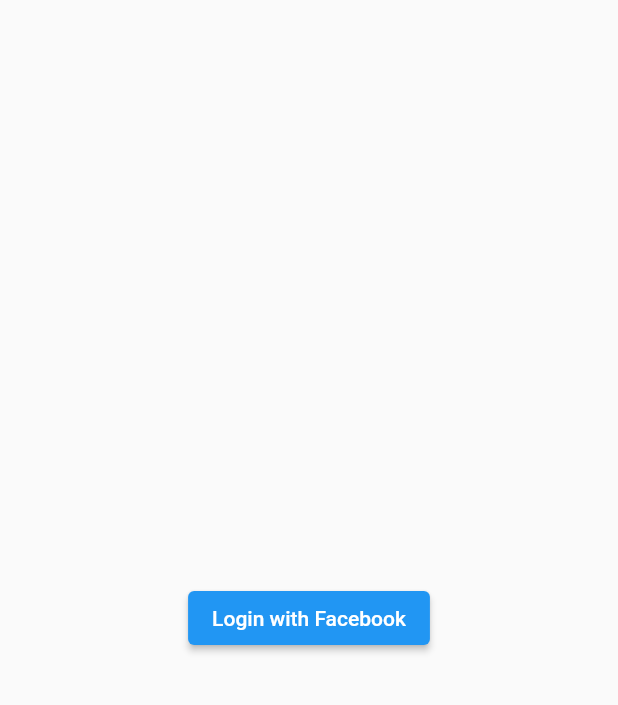
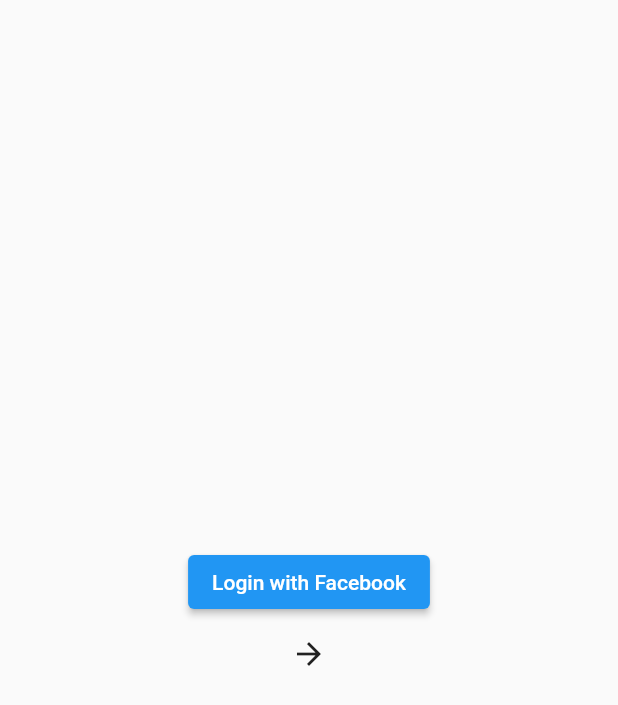
Before and after one commit to Rajkumar07793/mmftest, a Flutter app: the screen it shows after launch, on a phone screen of 412 x 824 dp. Shown: the top 705 px of the screen. Run offline on Flutter 3.47's test engine with Material 2 defaults, Android fonts, the phone set to English and light mode, and no system bars; missing offline and left inert: flutter_facebook_auth.

Commit message:
02-09-2021

```diff
--- a/lib/models/model.dart
+++ b/lib/models/model.dart
@@ -1,22 +1,16 @@
 import 'package:flutter/material.dart';
 
 class MyModel extends ChangeNotifier {
-  dynamic data = {
-    "name": "Open Graph Test User",
-    "email": "open_jygexjs_user@tfbnw.net",
-    "picture": {
-      "data": {
-        "height": 126,
-        "url":
-            "https://scontent.fuio21-1.fna.fbcdn.net/v/t1.30497-1/s200x200/84628273_176159830277856_972693363922829312_n.jpg",
-        "width": 200
-      }
-    },
-    "id": "136742241592917"
-  };
+  dynamic data;
+  // List<bool> selected;
 
   void addData(data) {
     this.data = data;
     notifyListeners();
   }
+
+  // void addSelected(selected) {
+  //   this.selected = selected;
+  //   notifyListeners();
+  // }
 }
--- a/lib/screens/home.dart
+++ b/lib/screens/home.dart
@@ -48,7 +48,13 @@ class _HomeState extends State<Home> {
                 }
               },
               child: Text("Login with Facebook"),
-            )
+            ),
+            IconButton(
+                onPressed: () {
+                  Navigator.of(context).push(
+                      MaterialPageRoute(builder: (context) => BottomTab()));
+                },
+                icon: Icon(Icons.arrow_forward))
           ],
         ),
       ),
--- a/lib/screens/selectedUsers.dart
+++ b/lib/screens/selectedUsers.dart
@@ -22,7 +22,7 @@ class UsersSelected extends StatelessWidget {
                 subtitle: Text(selectedUsers[index]["email"]),
               );
             } else {
-              return null;
+              return SizedBox(height: 0);
             }
           }),
     );
```
Also changed, not shown: lib/screens/fbData.dart (+28 -6 lines), lib/screens/users.dart (+34 -12 lines).
